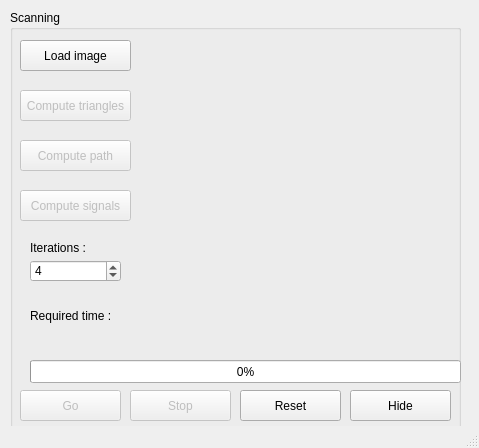
Old version of the form Python/WriteWindow.ui in the repository Simoooooooooon/OptiqueParticulesChargees.
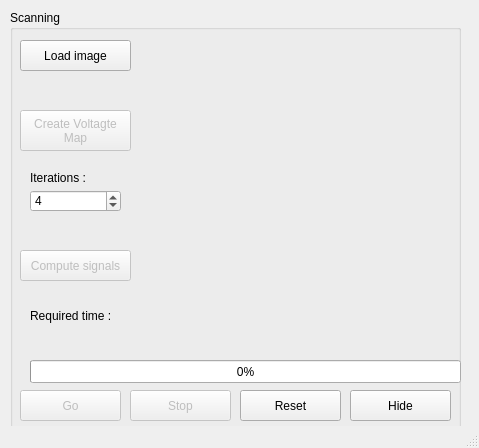
New version of the form.

Diff of the .ui file:
```diff
--- a/Python/WriteWindow.ui
+++ b/Python/WriteWindow.ui
@@ -79,29 +79,14 @@
      <property name="geometry">
       <rect>
        <x>10</x>
-       <y>80</y>
+       <y>100</y>
        <width>111</width>
-       <height>31</height>
+       <height>41</height>
       </rect>
      </property>
      <property name="text">
-      <string>Compute triangles</string>
-     </property>
-    </widget>
-    <widget class="QPushButton" name="pushButton_Path">
-     <property name="enabled">
-      <bool>false</bool>
-     </property>
-     <property name="geometry">
-      <rect>
-       <x>10</x>
-       <y>130</y>
-       <width>111</width>
-       <height>31</height>
-      </rect>
-     </property>
-     <property name="text">
-      <string>Compute path</string>
+      <string>Create Voltagte
+Map</string>
      </property>
     </widget>
     <widget class="QPushButton" name="pushButton_Signals">
@@ -111,7 +96,7 @@
      <property name="geometry">
       <rect>
        <x>10</x>
-       <y>180</y>
+       <y>240</y>
        <width>111</width>
        <height>31</height>
       </rect>
@@ -160,7 +145,7 @@
      <property name="geometry">
       <rect>
        <x>20</x>
-       <y>250</y>
+       <y>180</y>
        <width>91</width>
        <height>22</height>
       </rect>
@@ -185,7 +170,7 @@
      <property name="geometry">
       <rect>
        <x>20</x>
-       <y>230</y>
+       <y>160</y>
        <width>91</width>
        <height>16</height>
       </rect>
```
Left out of the diff: 2 changed lines with no effect on the pictures.
